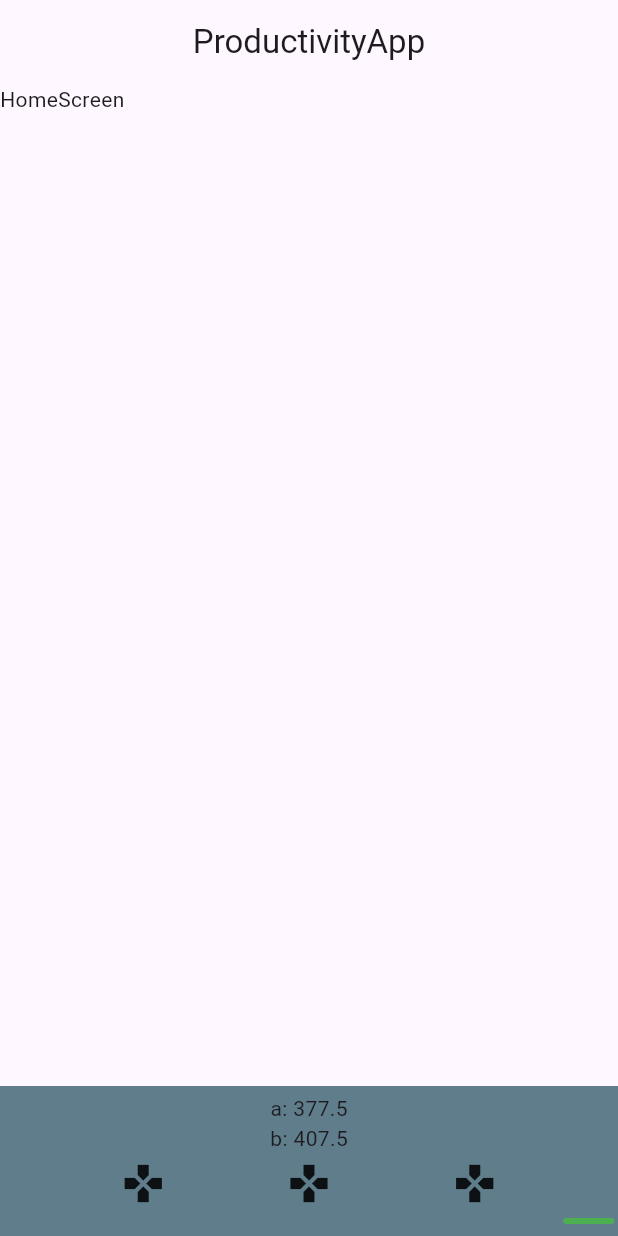
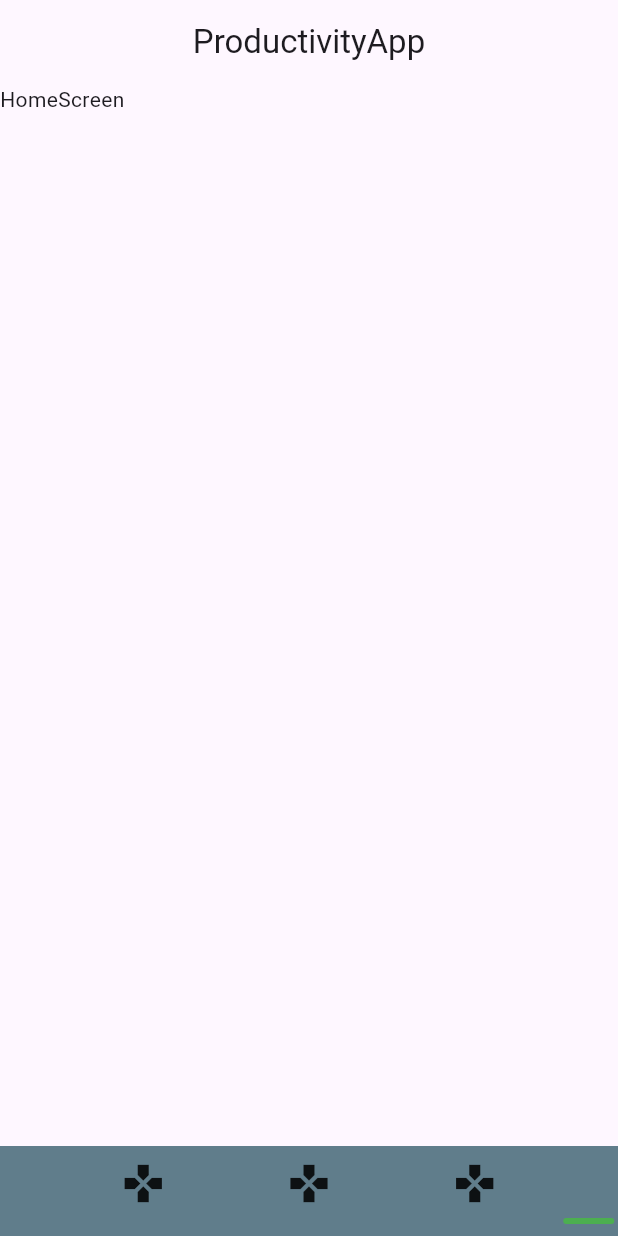
Before and after one commit to JoseYe628/productivity_app, a Flutter app: the screen it shows after launch, on a phone screen of 412 x 824 dp. Run offline on Flutter 3.47's test engine with Material 3 defaults, Android fonts, the phone set to English and light mode, and no system bars; our stand-ins replace flutter_bloc.

Commit message:
CustomBottomBar: Factorización final del snack

```diff
--- a/lib/screens/home/home_screen.dart
+++ b/lib/screens/home/home_screen.dart
@@ -8,9 +8,6 @@ class HomeScreen extends StatelessWidget {
 
   @override
   Widget build(BuildContext context){
-
-    final homeRouteCubit = BlocProvider.of<HomeRouteCubit>(context);
-
     return Scaffold(
       appBar: AppBar(
         title: const Text("ProductivityApp"),
@@ -19,7 +16,22 @@ class HomeScreen extends StatelessWidget {
       body: Container(
         child: Text("HomeScreen"),
       ),
-      bottomNavigationBar: CustomBottomNavigationBar(
+      bottomNavigationBar: const _BottomNav(),
+    );
+  }
+}
+
+class _BottomNav extends StatelessWidget {
+  const _BottomNav({
+    super.key,
+  });
+
+  @override
+  Widget build(BuildContext context) {
+
+    final homeRouteCubit = BlocProvider.of<HomeRouteCubit>(context);
+
+    return CustomBottomNavigationBar(
       items: [
         CustomBottomNavigationItem(
           callback: (){
@@ -37,7 +49,6 @@ class HomeScreen extends StatelessWidget {
           },
         ),
       ],
-      ),
     );
   }
 }
--- a/lib/widgets/custom_bottom_navigation_bar/custom_bottom_navigation_bar.dart
+++ b/lib/widgets/custom_bottom_navigation_bar/custom_bottom_navigation_bar.dart
@@ -92,8 +92,6 @@ class _CustomBottomNavigationBarState extends State<CustomBottomNavigationBar> w
         child: Column(
           mainAxisSize: MainAxisSize.min,
           children: [
-            Text("a: $currentPointA"),
-            Text("b: $currentPointB"),
             Row(
               mainAxisAlignment: MainAxisAlignment.spaceEvenly,
               children: widget.items,
```
Lines whose indentation alone changed are shown as unchanged.
